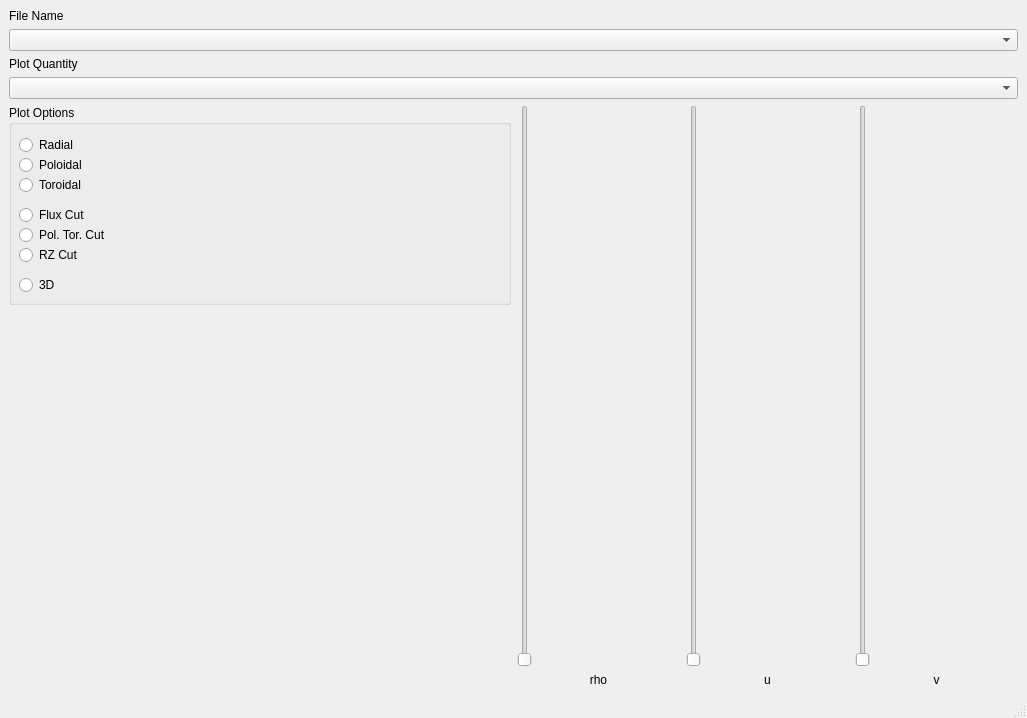
Above: pySTEL/VMECplot.ui from PrincetonUniversity/STELLOPT before the change. Below: the same form after it.
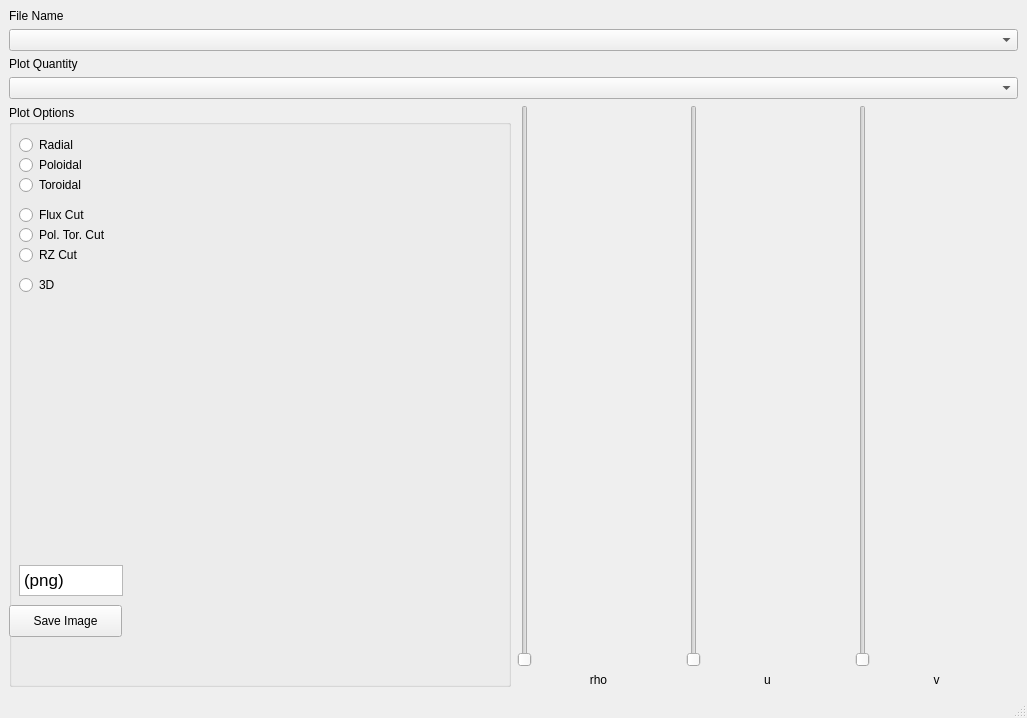
That is the form after the change.

Commit message: Added plotting to file capability

The edit to the form file:
```diff
--- a/pySTEL/VMECplot.ui
+++ b/pySTEL/VMECplot.ui
@@ -180,21 +180,44 @@
               <string>3D</string>
              </property>
             </widget>
+            <widget class="QPushButton" name="savebutton">
+             <property name="geometry">
+              <rect>
+               <x>0</x>
+               <y>500</y>
+               <width>113</width>
+               <height>32</height>
+              </rect>
+             </property>
+             <property name="toolTip">
+              <string>Supported formats: eps, pdf, pgf, png, ps, raw, rgba, svg, svgz</string>
+             </property>
+             <property name="text">
+              <string>Save Image</string>
+             </property>
+            </widget>
+            <widget class="QTextEdit" name="saveas_filename">
+             <property name="geometry">
+              <rect>
+               <x>10</x>
+               <y>460</y>
+               <width>104</width>
+               <height>31</height>
+              </rect>
+             </property>
+             <property name="toolTip">
+              <string extracomment="Supported formats: eps, pdf, pgf, png, ps, raw, rgba, svg, svgz">Supported formats: eps, pdf, pgf, png, ps, raw, rgba, svg, svgz</string>
+             </property>
+             <property name="html">
+              <string>&lt;!DOCTYPE HTML PUBLIC &quot;-//W3C//DTD HTML 4.0//EN&quot; &quot;http://www.w3.org/TR/REC-html40/strict.dtd&quot;&gt;
+&lt;html&gt;&lt;head&gt;&lt;meta name=&quot;qrichtext&quot; content=&quot;1&quot; /&gt;&lt;style type=&quot;text/css&quot;&gt;
+p, li { white-space: pre-wrap; }
+&lt;/style&gt;&lt;/head&gt;&lt;body style=&quot; font-family:'.SF NS Text'; font-size:13pt; font-weight:400; font-style:normal;&quot;&gt;
+&lt;p style=&quot; margin-top:0px; margin-bottom:0px; margin-left:0px; margin-right:0px; -qt-block-indent:0; text-indent:0px;&quot;&gt;(png)&lt;/p&gt;&lt;/body&gt;&lt;/html&gt;</string>
+             </property>
+            </widget>
            </widget>
           </item>
-          <item>
-           <spacer name="verticalSpacer">
-            <property name="orientation">
-             <enum>Qt::Vertical</enum>
-            </property>
-            <property name="sizeHint" stdset="0">
-             <size>
-              <width>20</width>
-              <height>40</height>
-             </size>
-            </property>
-           </spacer>
-          </item>
          </layout>
         </item>
         <item>
```
The commit also changes 1 other file.
